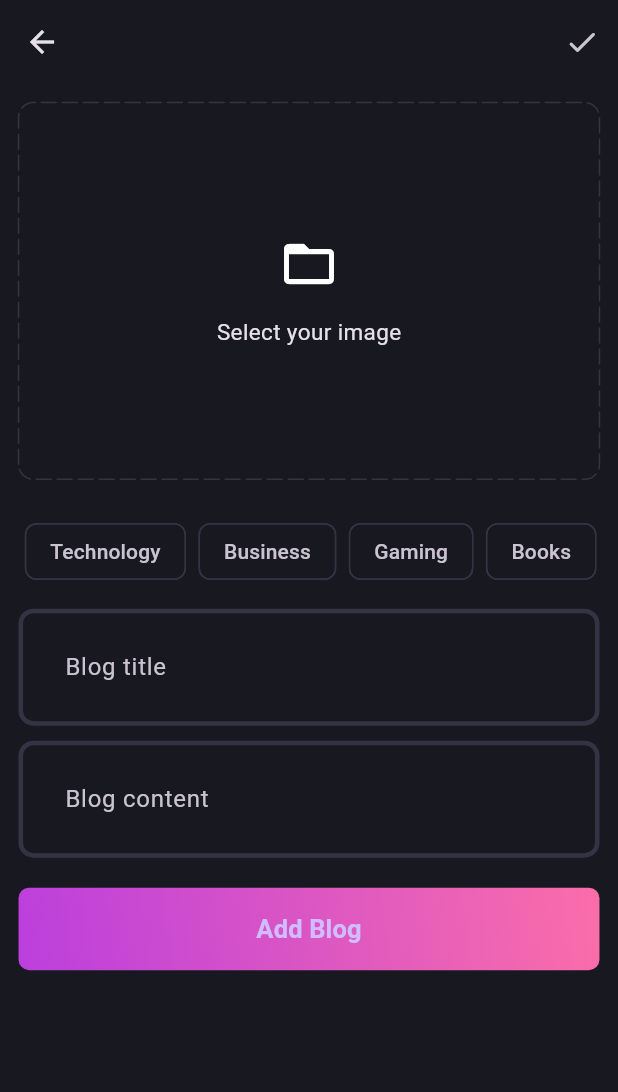
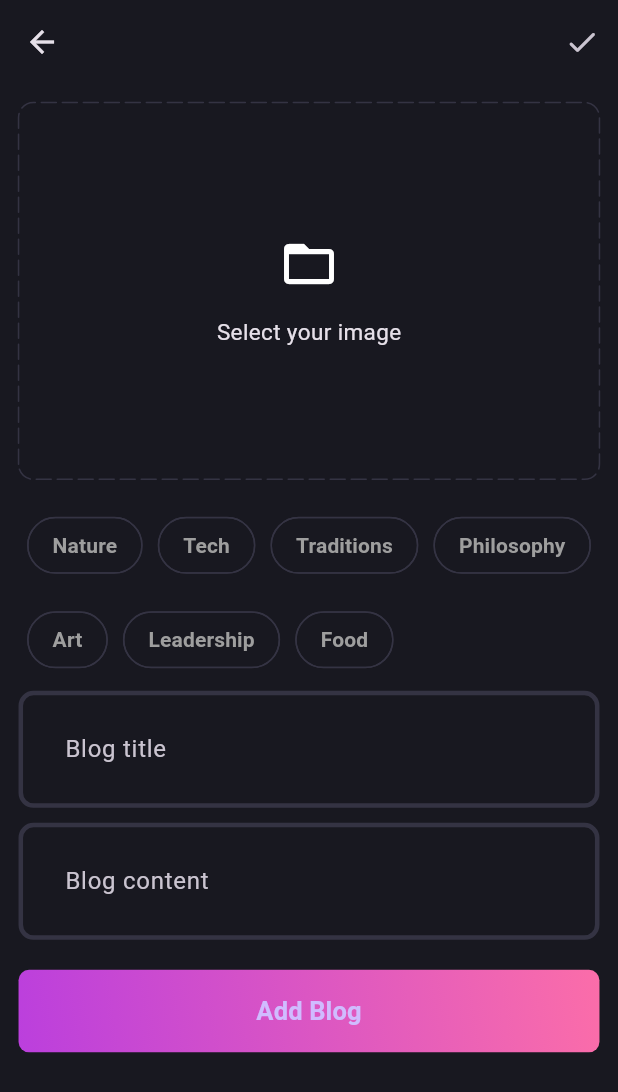
Before and after one commit to mahmoodhamdi/Blogify, a Flutter app: the AddBlogPage screen opened by its route, on a phone screen of 412 x 824 dp. Shown: the top 1092 px of the screen. Run offline on Flutter 3.47's test engine with Material 3 defaults, Android fonts, the phone set to English and light mode, and no system bars; drawn by our look-alikes of dotted_border; our stand-ins replace dartz, equatable, flutter_bloc, get_it, image_picker, supabase_flutter; accounts and stored records are empty.

```diff
--- /dev/null
+++ b/lib/core/common/widgets/choice_chip_widget.dart
@@ -0,0 +1,64 @@
+import 'package:blogify/core/theme/app_pallete.dart';
+import 'package:flutter/material.dart';
+
+class ChoiceChipWidget extends StatefulWidget {
+  const ChoiceChipWidget({super.key});
+
+  @override
+  _ChoiceChipWidgetState createState() => _ChoiceChipWidgetState();
+}
+
+class _ChoiceChipWidgetState extends State<ChoiceChipWidget> {
+  final Set<int> _selectedIndices = {};
+  final List<String> _options = [
+    'Nature',
+    'Tech',
+    'Traditions',
+    'Philosophy',
+    'Art',
+    'Leadership',
+    'Food'
+  ];
+
+  @override
+  Widget build(BuildContext context) {
+    return Wrap(
+      spacing: 10.0,
+      runSpacing: 15.0,
+      children: List<Widget>.generate(
+        _options.length,
+        (int index) {
+          return ChoiceChip(
+            label: Text(_options[index]),
+            selected: _selectedIndices.contains(index),
+            onSelected: (bool selected) {
+              setState(() {
+                if (selected) {
+                  _selectedIndices.add(index);
+                } else {
+                  _selectedIndices.remove(index);
+                }
+              });
+            },
+            selectedColor: AppPallete.gradient2,
+            backgroundColor: AppPallete.transparentColor,
+            side: BorderSide(
+              color: _selectedIndices.contains(index)
+                  ? AppPallete.gradient2
+                  : AppPallete.borderColor,
+            ),
+            labelStyle: TextStyle(
+              color: _selectedIndices.contains(index)
+                  ? AppPallete.whiteColor
+                  : AppPallete.greyColor,
+              fontWeight: FontWeight.bold,
+            ),
+            shape: RoundedRectangleBorder(
+              borderRadius: BorderRadius.circular(30.0),
+            ),
+          );
+        },
+      ).toList(),
+    );
+  }
+}
--- a/lib/features/blog/presentation/pages/add_blog_page.dart
+++ b/lib/features/blog/presentation/pages/add_blog_page.dart
@@ -1,7 +1,7 @@
 import 'dart:io';
 
+import 'package:blogify/core/common/widgets/choice_chip_widget.dart';
 import 'package:blogify/core/common/widgets/gradient_button.dart';
-import 'package:blogify/core/constants/text_constants.dart';
 import 'package:blogify/core/theme/app_pallete.dart';
 import 'package:blogify/core/utils/pick_image.dart';
 import 'package:blogify/features/blog/presentation/widgets/blog_editor.dart';
@@ -100,41 +100,7 @@ class _AddBlogPageState extends State<AddBlogPage> {
                           ),
                         ),
                   const SizedBox(height: 20),
-                  SingleChildScrollView(
-                    scrollDirection: Axis.horizontal,
-                    child: Row(
-                      children: TextConstants.topics
-                          .map(
-                            (e) => Padding(
-                              padding:   EdgeInsets.all(MediaQuery.of(context).size.width * 0.01),
-                              child: GestureDetector(
-                                onTap: () {
-                                  if (selectedTopics.contains(e)) {
-                                    selectedTopics.remove(e);
-                                  } else {
-                                    selectedTopics.add(e);
-                                  }
-                                  setState(() {});
-                                },
-                                child: Chip(
-                                  label: Text(e),
-                                  color: selectedTopics.contains(e)
-                                      ? const WidgetStatePropertyAll(
-                                          AppPallete.gradient1,
-                                        )
-                                      : null,
-                                  side: selectedTopics.contains(e)
-                                      ? null
-                                      : const BorderSide(
-                                          color: AppPallete.borderColor,
-                                        ),
-                                ),
-                              ),
-                            ),
-                          )
-                          .toList(),
-                    ),
-                  ),
+                  const ChoiceChipWidget(),
                   const SizedBox(height: 10),
                   BlogEditor(
                     controller: titleController,
@@ -146,7 +112,7 @@ class _AddBlogPageState extends State<AddBlogPage> {
                     hintText: 'Blog content',
                   ),
                   const SizedBox(height: 20),
-                GradientButton(buttonText: 'Add Blog', onPressed: (){}),
+                  GradientButton(buttonText: 'Add Blog', onPressed: () {}),
                 ],
               ),
             ),
```
Also changed, not shown: lib/features/blog/data/data_source/blog_remote_data_source.dart (added, +122 -0 lines), lib/features/blog/data/models/blog_model.dart (added, +48 -0 lines), lib/features/blog/domain/entities/blog_entity.dart (added, +32 -0 lines).
